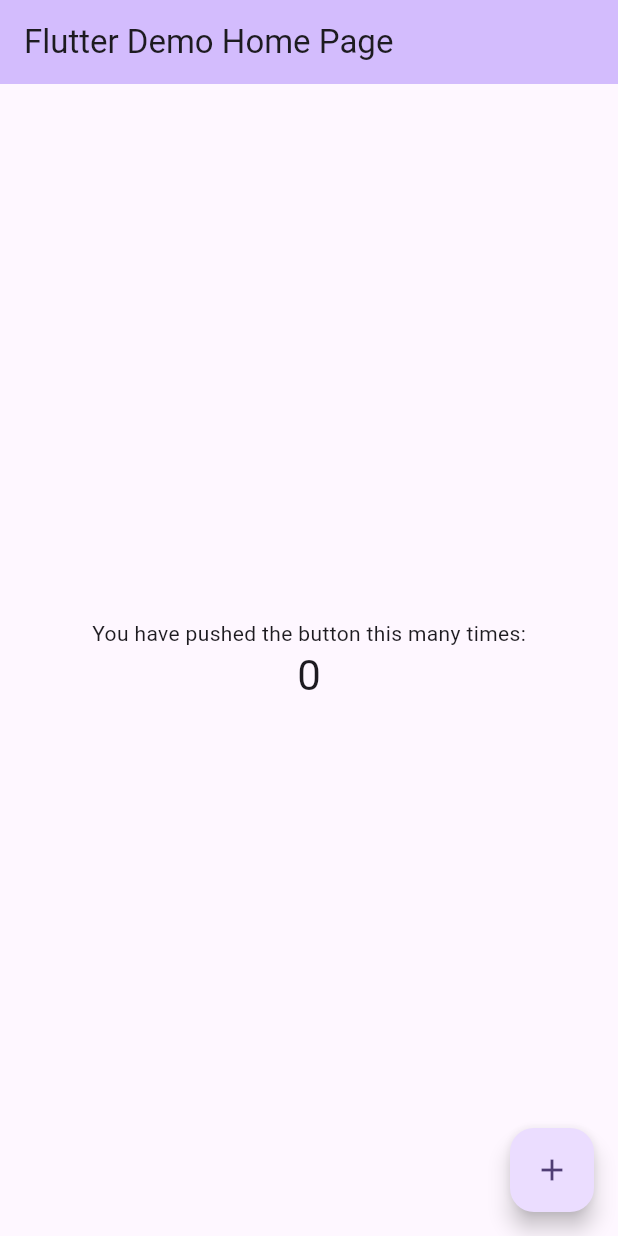
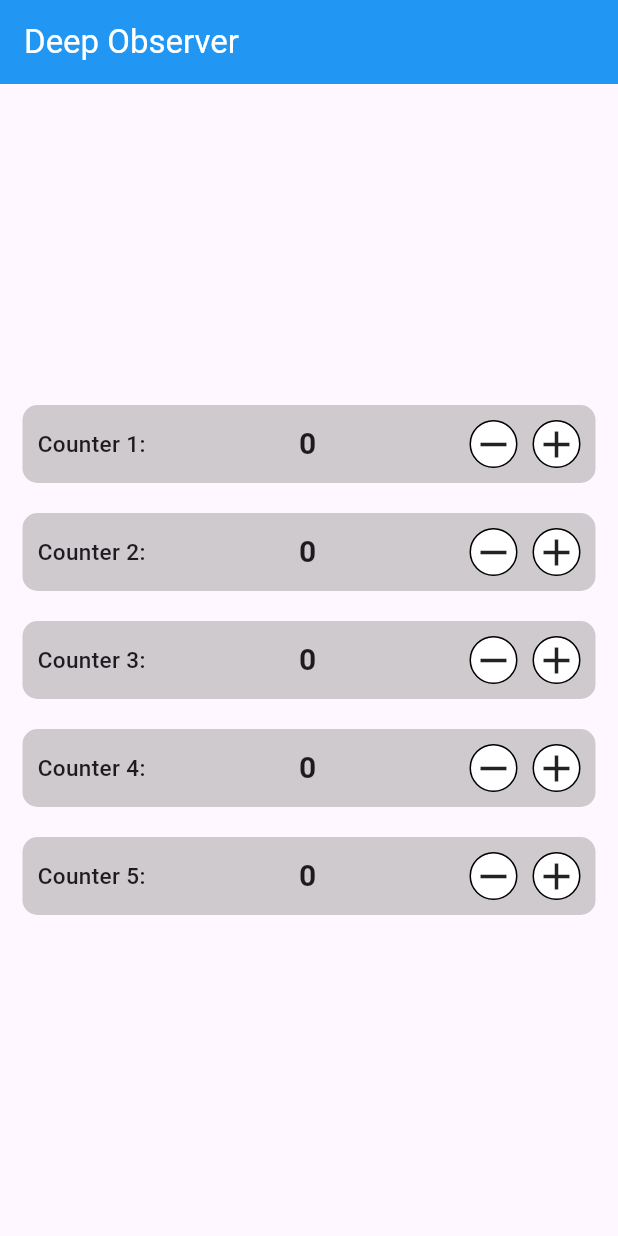
Before and after one commit to carlosparra1998/deep_observer, a Flutter app: the screen it shows after launch, on a phone screen of 412 x 824 dp. Run offline on Flutter 3.47's test engine with Material 3 defaults, Android fonts, the phone set to English and light mode, and no system bars.

Commit message:
complete example

```diff
--- /dev/null
+++ b/example/lib/app/app.dart
@@ -0,0 +1,22 @@
+import 'package:deep_observer/deep_observer.dart';
+import 'package:example/app/controllers/counter_provider.dart';
+import 'package:example/app/views/home_view.dart';
+import 'package:flutter/material.dart';
+
+class MyApp extends StatelessWidget {
+  const MyApp({super.key});
+
+  @override
+  Widget build(BuildContext context) {
+    return DeepGlobalInjector(
+      registrations: [() => MyCounterProvider()],
+      child: MaterialApp(
+        title: 'Flutter Demo',
+        theme: ThemeData(
+          colorScheme: ColorScheme.fromSeed(seedColor: Colors.deepPurple),
+        ),
+        home: const HomeView(),
+      ),
+    );
+  }
+}
--- /dev/null
+++ b/example/lib/app/controllers/counter_provider.dart
@@ -0,0 +1,25 @@
+import 'package:deep_observer/deep_observer.dart';
+
+class MyCounterProvider {
+  List<DeepObservable<int>> counters = List.generate(
+    5,
+    (_) => DeepObservable(0),
+  );
+
+  DeepObservable<int>? counter(int position) =>
+      position >= counters.length ? null : counters[position];
+
+  void incrementCounter(int position) {
+    if (position >= counters.length) {
+      return;
+    }
+    counters[position].set(counters[position].value + 1);
+  }
+
+  void decrementCounter(int position) {
+    if (position >= counters.length || counters[position].value == 0) {
+      return;
+    }
+    counters[position].set(counters[position].value - 1);
+  }
+}
--- /dev/null
+++ b/example/lib/app/views/home_view.dart
@@ -0,0 +1,36 @@
+import 'package:deep_observer/deep_observer.dart';
+import 'package:example/app/controllers/counter_provider.dart';
+import 'package:example/app/widgets/row_counter.dart';
+import 'package:flutter/material.dart';
+
+class HomeView extends StatefulWidget {
+  const HomeView({super.key});
+
+  @override
+  State<HomeView> createState() => _HomeViewState();
+}
+
+class _HomeViewState extends State<HomeView> {
+  @override
+  Widget build(BuildContext context) {
+    MyCounterProvider provider = context.deepGet<MyCounterProvider>();
+
+    return Scaffold(
+      appBar: AppBar(
+        backgroundColor: Colors.blue,
+        title: Text('Deep Observer', style: TextStyle(color: Colors.white)),
+      ),
+      body: Center(
+        child: Column(
+          mainAxisAlignment: MainAxisAlignment.center,
+          children: List.generate(provider.counters.length, (ix) {
+            return MyRowCounter(
+              identifier: ix,
+              observable: provider.counters[ix],
+            );
+          }),
+        ),
+      ),
+    );
+  }
+}
--- /dev/null
+++ b/example/lib/app/widgets/icon_button.dart
@@ -0,0 +1,19 @@
+import 'package:flutter/material.dart';
+
+class MyIconButton extends StatelessWidget {
+  final void Function()? onTap;
+  final IconData icon;
+  const MyIconButton(this.icon, {this.onTap, super.key});
+
+  @override
+  Widget build(BuildContext context) {
+    return Container(
+      decoration: BoxDecoration(
+        shape: BoxShape.circle,
+        border: Border.all(color: Colors.black),
+        color: Colors.white,
+      ),
+      child: GestureDetector(onTap: onTap, child: Icon(icon, size: 30)),
+    );
+  }
+}
--- /dev/null
+++ b/example/lib/app/widgets/row_counter.dart
@@ -0,0 +1,68 @@
+import 'package:deep_observer/deep_observer.dart';
+import 'package:example/app/controllers/counter_provider.dart';
+import 'package:example/app/widgets/icon_button.dart';
+import 'package:flutter/material.dart';
+
+class MyRowCounter extends StatefulWidget {
+  final int identifier;
+  final DeepObservable observable;
+
+  const MyRowCounter({
+    required this.identifier,
+    required this.observable,
+    super.key,
+  });
+
+  @override
+  State<MyRowCounter> createState() => _MyRowCounterState();
+}
+
+class _MyRowCounterState extends State<MyRowCounter> {
+  @override
+  Widget build(BuildContext context) {
+    MyCounterProvider provider = context.deepGet<MyCounterProvider>();
+
+    return Padding(
+      padding: const EdgeInsets.symmetric(vertical: 10, horizontal: 15),
+      child: Container(
+        decoration: BoxDecoration(
+          color: Colors.grey.withOpacity(0.5),
+          borderRadius: BorderRadius.circular(10),
+        ),
+        child: Padding(
+          padding: const EdgeInsets.all(10.0),
+          child: Row(
+            mainAxisAlignment: MainAxisAlignment.spaceBetween,
+            children: [
+              Text(
+                'Counter ${widget.identifier + 1}:',
+                style: TextStyle(fontWeight: FontWeight.w500, fontSize: 15),
+              ),
+              Text(
+                '${widget.observable.reactiveValue(context)}',
+                style: TextStyle(fontWeight: FontWeight.w600, fontSize: 20),
+              ),
+              Row(
+                children: [
+                  MyIconButton(
+                    Icons.remove,
+                    onTap: () {
+                      provider.decrementCounter(widget.identifier);
+                    },
+                  ),
+                  SizedBox(width: 10),
+                  MyIconButton(
+                    Icons.add,
+                    onTap: () {
+                      provider.incrementCounter(widget.identifier);
+                    },
+                  ),
+                ],
+              ),
+            ],
+          ),
+        ),
+      ),
+    );
+  }
+}
--- a/example/lib/main.dart
+++ b/example/lib/main.dart
@@ -1,72 +1,6 @@
-import 'package:deep_observer/deep_observer.dart';
-import 'package:example/my_deep_provider.dart';
+import 'package:example/app/app.dart';
 import 'package:flutter/material.dart';
 
 void main() {
   runApp(const MyApp());
 }
-
-class MyApp extends StatelessWidget {
-  const MyApp({super.key});
-
-  @override
-  Widget build(BuildContext context) {
-    return DeepGlobalInjector(
-      registrations: [() => MyDeepProvider()],
-      child: MaterialApp(
-        title: 'Flutter Demo',
-        theme: ThemeData(
-          colorScheme: ColorScheme.fromSeed(seedColor: Colors.deepPurple),
-        ),
-        home: const MyHomePage(title: 'Flutter Demo Home Page'),
-      ),
-    );
-  }
-}
-
-class MyHomePage extends StatefulWidget {
-  const MyHomePage({super.key, required this.title});
-
-  final String title;
-
-  @override
-  State<MyHomePage> createState() => _MyHomePageState();
-}
-
-class _MyHomePageState extends State<MyHomePage> {
-  @override
-  Widget build(BuildContext context) {
-    MyDeepProvider provider = context.deepGet<MyDeepProvider>();
-
-    return Scaffold(
-      appBar: AppBar(
-        backgroundColor: Theme.of(context).colorScheme.inversePrimary,
-        title: Text(widget.title),
-      ),
-      body: Center(
-        child: Column(
-          mainAxisAlignment: MainAxisAlignment.center,
-          children: <Widget>[
-            const Text('You have pushed the button this many times:'),
-            Builder(
-              builder: (context) {
-                return Text(
-                  '${provider.counter.reactiveValue(context)}',
-                  style: Theme.of(context).textTheme.headlineMedium,
-                );
-              },
-            ),
-          ],
-        ),
-      ),
-      floatingActionButton: FloatingActionButton(
-        onPressed: () {
-          int currentValue = provider.counter.value;
-          provider.counter.set(currentValue + 1);
-        },
-        tooltip: 'Increment',
-        child: const Icon(Icons.add),
-      ),
-    );
-  }
-}
--- a/example/lib/my_deep_provider.dart
+++ /dev/null
@@ -1,5 +0,0 @@
-import 'package:deep_observer/deep_observer.dart';
-
-class MyDeepProvider {
-  DeepObservable<int> counter = DeepObservable(0);
-}
```
